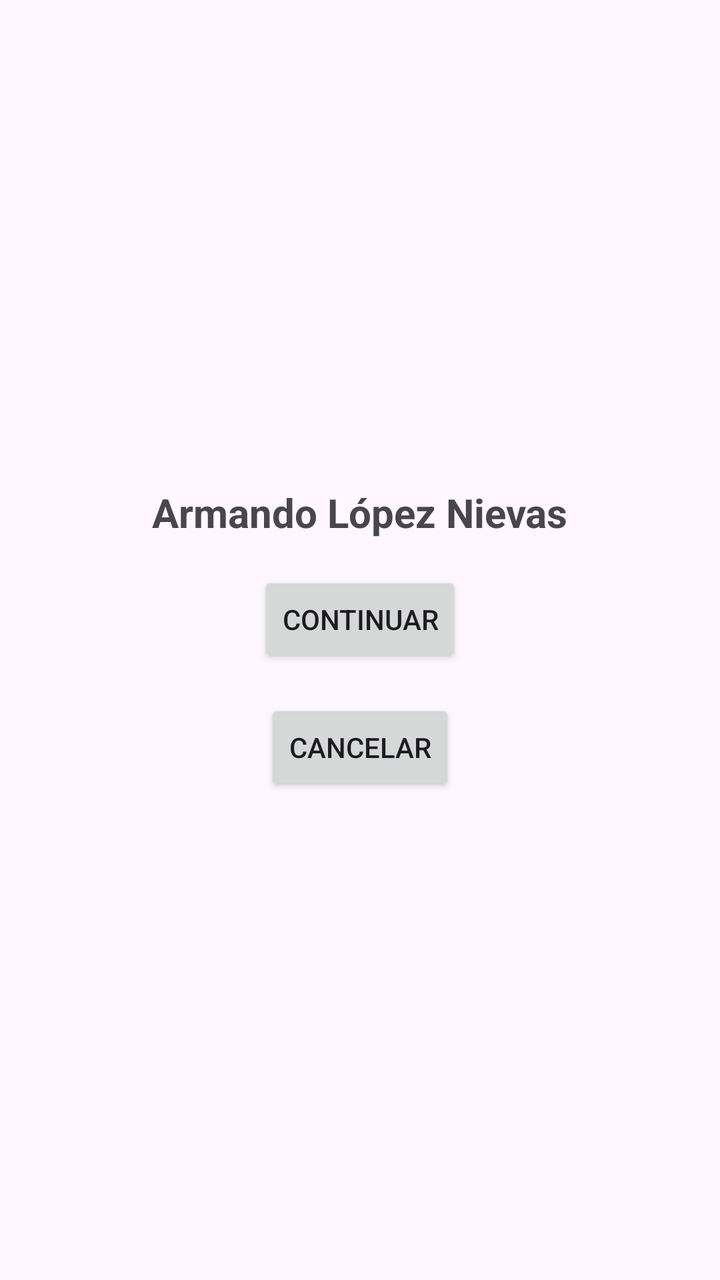
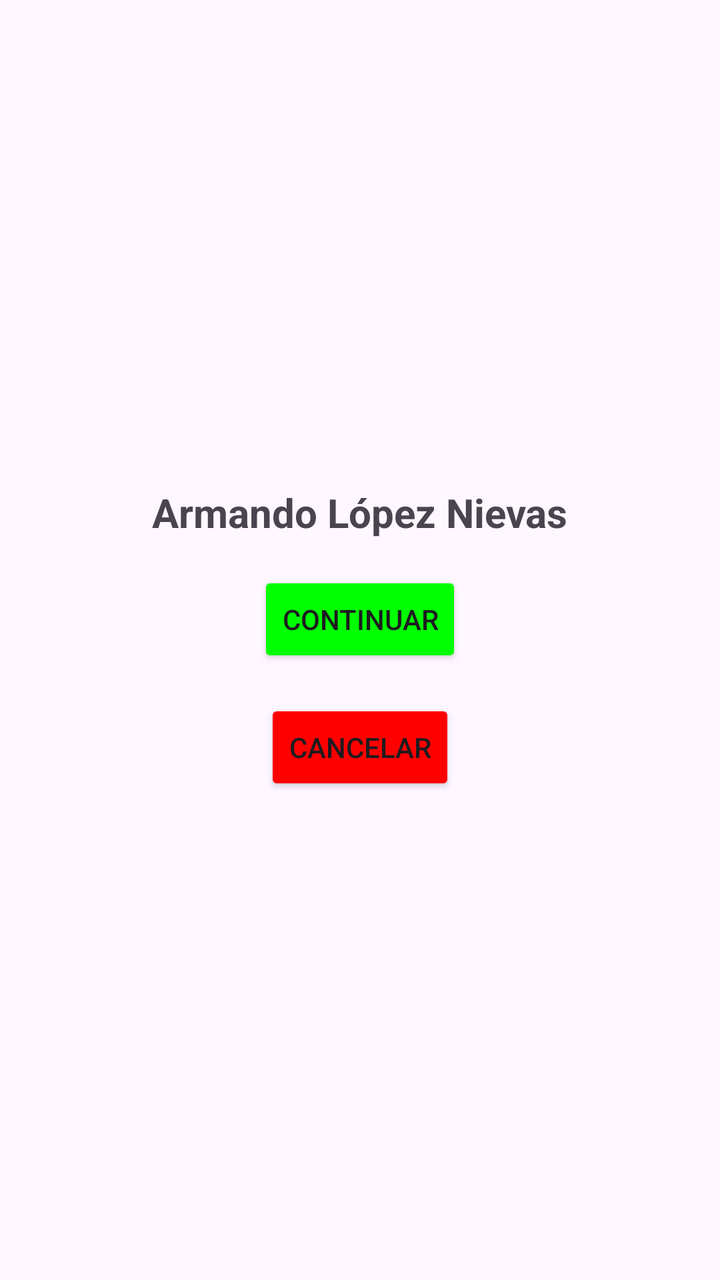

The first picture is an Android layout as it rendered before a commit; the second is the same layout after the commit. The layout source and the unified diff follow.
<!-- AndroidManifest.xml: application theme Theme.TareaTema3 -->
<!-- res/layout/activity_main.xml -->
<?xml version="1.0" encoding="utf-8"?>
<androidx.constraintlayout.widget.ConstraintLayout xmlns:android="http://schemas.android.com/apk/res/android"
    xmlns:app="http://schemas.android.com/apk/res-auto"
    xmlns:tools="http://schemas.android.com/tools"
    android:id="@+id/main"
    android:layout_width="match_parent"
    android:layout_height="match_parent"
    tools:context=".MainActivity">

    <TextView
        android:id="@+id/tvNombre"
        android:layout_width="wrap_content"
        android:layout_height="wrap_content"
        android:text="@string/nombre_apellidos"
        android:textSize="20sp"
        android:textStyle="bold"
        app:layout_constraintBottom_toTopOf="@+id/btnBoton1"
        app:layout_constraintEnd_toEndOf="parent"
        app:layout_constraintStart_toStartOf="parent"
        app:layout_constraintTop_toTopOf="parent"
        app:layout_constraintVertical_chainStyle="packed" />

    <Button
        android:id="@+id/btnBoton1"
        android:layout_width="wrap_content"
        android:layout_height="wrap_content"
        android:layout_marginTop="16dp"
        android:text="@string/boton_1"
        app:layout_constraintBottom_toTopOf="@+id/btnBoton2"
        app:layout_constraintEnd_toEndOf="parent"
        app:layout_constraintStart_toStartOf="parent"
        app:layout_constraintTop_toBottomOf="@+id/tvNombre" />

    <Button
        android:id="@+id/btnBoton2"
        android:layout_width="wrap_content"
        android:layout_height="wrap_content"
        android:layout_marginTop="16dp"
        android:text="@string/boton_2"
        app:layout_constraintBottom_toBottomOf="parent"
        app:layout_constraintEnd_toEndOf="parent"
        app:layout_constraintStart_toStartOf="parent"
        app:layout_constraintTop_toBottomOf="@+id/btnBoton1" />

</androidx.constraintlayout.widget.ConstraintLayout>
<!-- resources referenced by this layout -->
<resources>
  <string name="boton_1" translatable="false">Continuar</string>
  <string name="boton_2" translatable="false">Cancelar</string>
  <string name="nombre_apellidos" translatable="false">Armando López Nievas</string>
  <style name="Theme.TareaTema3" parent="Base.Theme.TareaTema3" />
  <style name="Base.Theme.TareaTema3" parent="Theme.Material3.DayNight.NoActionBar">
          
          
      </style>
</resources>

<!-- the commit's change to res/layout/activity_main.xml (unified diff, before → after) -->
@@ -29,7 +29,9 @@
         app:layout_constraintBottom_toTopOf="@+id/btnBoton2"
         app:layout_constraintEnd_toEndOf="parent"
         app:layout_constraintStart_toStartOf="parent"
-        app:layout_constraintTop_toBottomOf="@+id/tvNombre" />
+        app:layout_constraintTop_toBottomOf="@+id/tvNombre"
+        app:backgroundTint = "@color/green"/>
+
 
     <Button
         android:id="@+id/btnBoton2"
@@ -40,6 +42,8 @@
         app:layout_constraintBottom_toBottomOf="parent"
         app:layout_constraintEnd_toEndOf="parent"
         app:layout_constraintStart_toStartOf="parent"
-        app:layout_constraintTop_toBottomOf="@+id/btnBoton1" />
+        app:layout_constraintTop_toBottomOf="@+id/btnBoton1"
+        app:backgroundTint = "@color/red"/>
+
 
 </androidx.constraintlayout.widget.ConstraintLayout>
<!-- resource entries referenced after the edit -->
@@ -1,5 +1,7 @@
 <!-- resources referenced by this layout -->
 <resources>
+  <color name="green">#FF00FF00</color>
+  <color name="red">#FFFF0000</color>
   <string name="boton_1" translatable="false">Continuar</string>
   <string name="boton_2" translatable="false">Cancelar</string>
   <string name="nombre_apellidos" translatable="false">Armando López Nievas</string>
